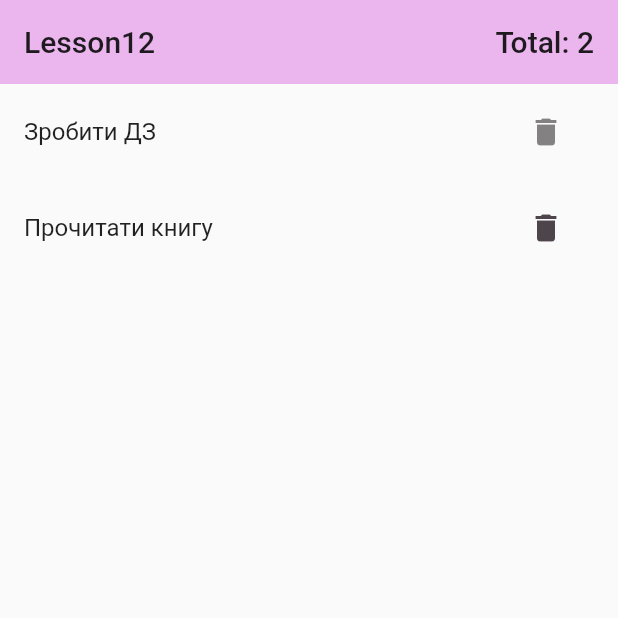
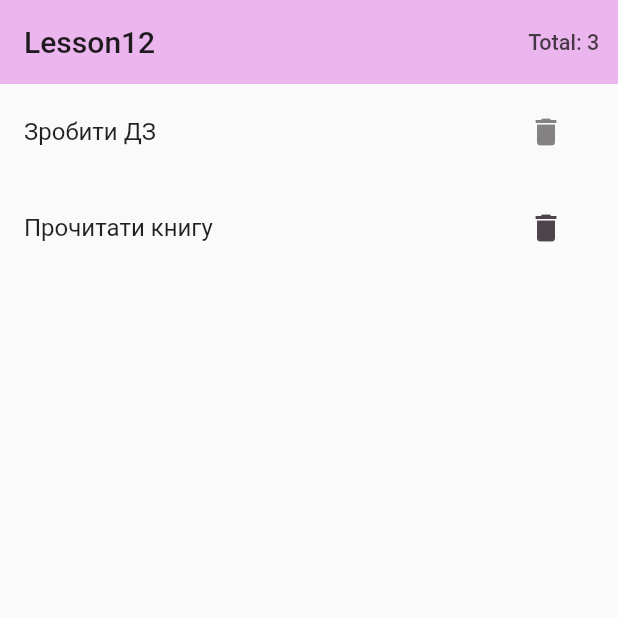
Before and after one commit to lizakolot12/MyFinances, a Flutter app: the screen it shows after launch, after a tap on the "delete" icon, on a phone screen of 412 x 824 dp, the top half of it. Run offline on Flutter 3.47's test engine with Material 2 defaults, Android fonts, the light colour scheme and no system bars; our stand-ins replace google_fonts; generated files the repository leaves out were written again.

Commit message:
add animation

```diff
--- a/lib/lesson12.dart
+++ b/lib/lesson12.dart
@@ -29,13 +29,27 @@
   State<MyHomePage> createState() => _MyHomePageState();
 }
 
-class _MyHomePageState extends State<MyHomePage> {
+class _MyHomePageState extends State<MyHomePage> with TickerProviderStateMixin {
   late MockRepository repository;
+  late AnimationController controller;
+  late Animation<double> curvedAnimation;
 
   @override
   void initState() {
+    super.initState();
     repository = MockRepository(MockAPI());
-    super.initState();
+
+    controller = AnimationController(
+      duration: const Duration(seconds: 1),
+      // reverseDuration: const Duration(seconds: 1),
+      vsync: this,
+    );
+
+    curvedAnimation = CurvedAnimation(
+      parent: controller,
+      curve: Curves.bounceInOut,
+      reverseCurve: Curves.easeOut,
+    );
   }
 
   void remove(int index) {
@@ -54,14 +68,39 @@
             Text(
               widget.title,
             ),
-            Spacer(),
+            const Spacer(),
             StreamBuilder<int>(
               stream: repository.count,
               builder: (BuildContext context, AsyncSnapshot<int> snapshot) {
                 if (snapshot.hasData) {
-                    return Text('Total: ${snapshot.data}');
+
+                  return AnimatedSwitcher(
+                    duration: const Duration(milliseconds: 500),
+                    transitionBuilder:
+                        (Widget child, Animation<double> animation) {
+                      return ScaleTransition(
+                          scale: animation,
+                          child: SlideTransition(
+                            position: Tween<Offset>(
+                              begin: const Offset(1.0, 0.0),
+                              end: const Offset(0.0, 0.0),
+                            ).animate(animation),
+                            child: FadeTransition(
+                              opacity: animation,
+                              child: child,
+                            ),
+                          ));
+                    },
+                    child: Text(
+                      style:  const TextStyle(
+                        fontSize: 18,
+                      ),
+                      'Total: ${snapshot.data}',
+                      key: ValueKey<int>(snapshot.data ?? 0),
+                    ),
+                  );
                 } else {
-                    return const Text("sdj");
+                  return const Text("");
                 }
               },
             ),
@@ -175,4 +214,10 @@
       },
     );
   }
+
+  @override
+  void dispose() {
+    controller.dispose();
+    super.dispose();
   }
+}
```
Lines whose indentation alone changed are shown as unchanged.
